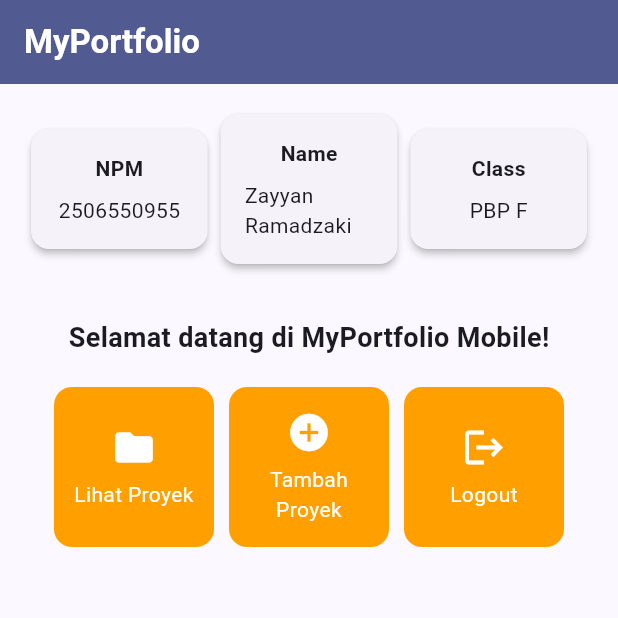
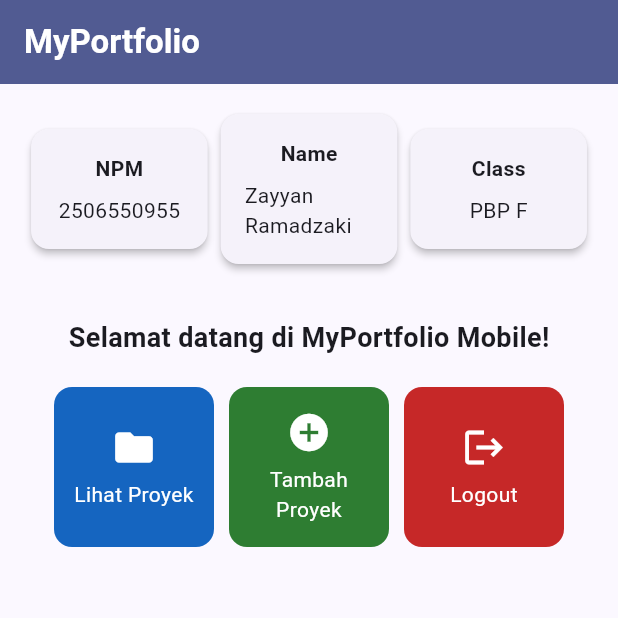
Before and after one commit to zh4ck/myportofolio_mobile, a Flutter app: the screen it shows after launch, on a phone screen of 412 x 824 dp, the top half of it. Run offline on Flutter 3.47's test engine with Material 3 defaults, Android fonts, the phone set to English and light mode, and no system bars.

Commit message:
feat(menu): give each action card a distinct color

```diff
--- a/lib/menu.dart
+++ b/lib/menu.dart
@@ -8,9 +8,9 @@ class MyHomePage extends StatelessWidget {
   final String kelas = "PBP F";
 
   final List<ItemHomepage> items = [
-    ItemHomepage("Lihat Proyek", Icons.folder),
-    ItemHomepage("Tambah Proyek", Icons.add_circle),
-    ItemHomepage("Logout", Icons.logout),
+    ItemHomepage("Lihat Proyek", Icons.folder, Colors.blue.shade800),
+    ItemHomepage("Tambah Proyek", Icons.add_circle, Colors.green.shade800),
+    ItemHomepage("Logout", Icons.logout, Colors.red.shade800),
   ];
 
   @override
@@ -113,8 +113,9 @@ class InfoCard extends StatelessWidget {
 class ItemHomepage {
   final String name;
   final IconData icon;
+  final Color color;
 
-  ItemHomepage(this.name, this.icon);
+  ItemHomepage(this.name, this.icon, this.color);
 }
 
 class ItemCard extends StatelessWidget {
@@ -125,10 +126,10 @@ class ItemCard extends StatelessWidget {
   @override
   Widget build(BuildContext context) {
     return Material(
-      // Menggunakan warna sekunder dari skema tema aplikasi.
-      color: Theme.of(context).colorScheme.secondary,
+      color: item.color,
       borderRadius: BorderRadius.circular(12),
       child: InkWell(
+        borderRadius: BorderRadius.circular(12),
         // Aksi ketika kartu ditekan oleh pengguna.
         onTap: () {
           // Menampilkan SnackBar dengan pesan interaktif.
```
